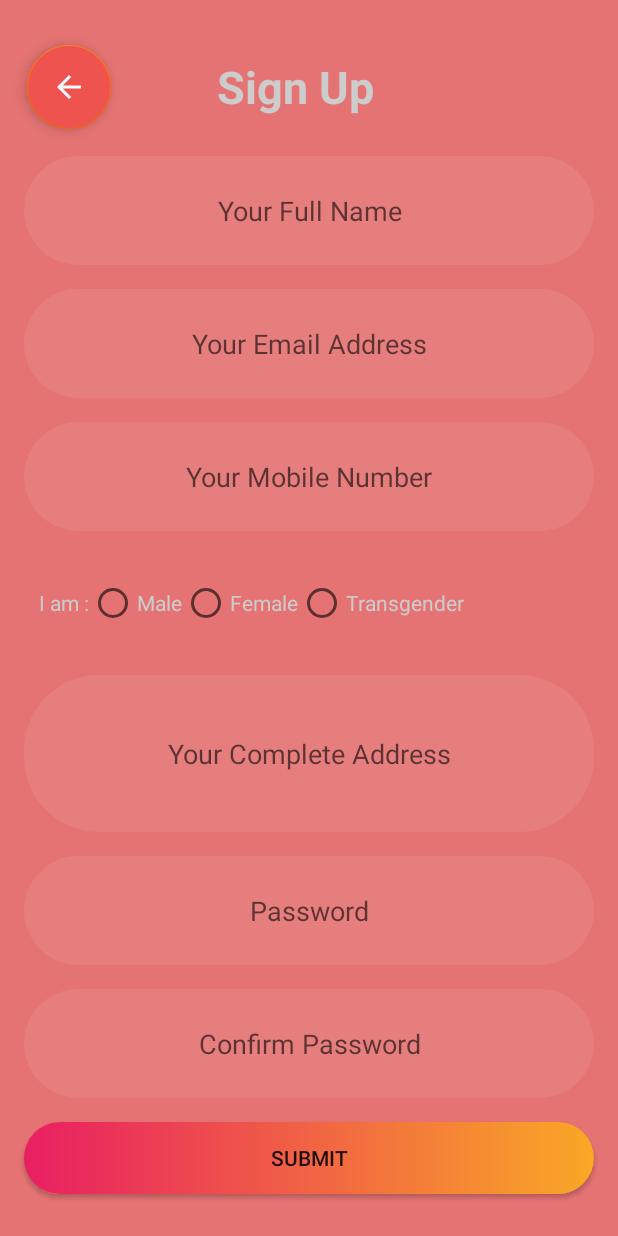
After one commit to Ranger12021999/Darshan_1, an Android app: the SignInActivity screen opened directly, with no data from a screen before it, on a phone screen of 412 x 824 dp. The commit adds this screen. Run offline under Robolectric (Android 15) with nearby library versions, the phone set to English and light mode, and no system bars.

Commit message:
4/jun SignIn activity Completed

```diff
--- a/app/src/main/AndroidManifest.xml
+++ b/app/src/main/AndroidManifest.xml
@@ -13,7 +13,8 @@
         android:roundIcon="@mipmap/ic_launcher_round"
         android:supportsRtl="true"
         android:theme="@style/AppTheme">
-        <activity android:name=".CabActivity"></activity>
+        <activity android:name=".SignInActivity"></activity>
+        <activity android:name=".CabActivity" />
         <activity android:name=".LoginActivity" />
         <activity
             android:name=".HelpActivity"
--- a/app/src/main/java/com/example/darshan_1/LoginActivity.java
+++ b/app/src/main/java/com/example/darshan_1/LoginActivity.java
@@ -12,7 +12,7 @@ import android.widget.Toast;
 
 public class LoginActivity extends AppCompatActivity {
 
-    Button btn_login;
+    Button btn_login,btn_signup,btn_newmember;
     EditText et_email,et_password;
     TextView tv_skip,tv_forgot,tv_remember;
     CheckBox checkBox;
@@ -25,6 +25,8 @@ public class LoginActivity extends AppCompatActivity {
         setContentView(R.layout.activity_login);
 
         btn_login=findViewById(R.id.proceed);
+        btn_signup=findViewById(R.id.signup);
+        btn_newmember=findViewById(R.id.newmember);
         tv_skip=findViewById(R.id.skip);
         tv_forgot=findViewById(R.id.textview_forgot);
         tv_remember=findViewById(R.id.remember);
@@ -53,7 +55,20 @@ public class LoginActivity extends AppCompatActivity {
             }
         });
 
+        btn_signup.setOnClickListener(new View.OnClickListener() {
+            @Override
+            public void onClick(View v) {
+                Intent intent= new Intent(LoginActivity.this,SignInActivity.class);
+                startActivity(intent);
+            }
+        });
 
+        btn_newmember.setOnClickListener(new View.OnClickListener() {
+            @Override
+            public void onClick(View v) {
+                Toast.makeText(LoginActivity.this, "Abhi Nahi Bana Ye Kuch Aur Try kar", Toast.LENGTH_SHORT).show();
+            }
+        });
 
     }
 }
--- /dev/null
+++ b/app/src/main/java/com/example/darshan_1/SignInActivity.java
@@ -0,0 +1,81 @@
+package com.example.darshan_1;
+
+import android.content.Intent;
+import android.support.design.widget.FloatingActionButton;
+import android.support.v7.app.AppCompatActivity;
+import android.os.Bundle;
+import android.view.View;
+import android.widget.Button;
+import android.widget.EditText;
+import android.widget.RadioButton;
+import android.widget.Toast;
+
+public class SignInActivity extends AppCompatActivity {
+
+    Button btn_submit;
+    FloatingActionButton btn_back;
+    EditText fullName,eMail,mobile,Address,password,passwordR;
+    RadioButton rb_male,rb_female,rb_trans;
+    String strName,stremail,strmobile,strAddess,strPassword,strPasswordr;
+
+
+    @Override
+    protected void onCreate(Bundle savedInstanceState) {
+        super.onCreate(savedInstanceState);
+        setContentView(R.layout.activity_sign_in);
+
+        //Finding Id
+        btn_submit=findViewById(R.id.btn_submit);
+        btn_back=findViewById(R.id.back_btn);
+        fullName=findViewById(R.id.full_name);
+        eMail=findViewById(R.id.new_email);
+        Address=findViewById(R.id.new_address);
+        mobile=findViewById(R.id.new_mobile);
+        password=findViewById(R.id.new_password);
+        passwordR=findViewById(R.id.new_repeatPassword);
+        rb_male=findViewById(R.id.male);
+        rb_female=findViewById(R.id.female);
+        rb_trans=findViewById(R.id.trans);
+
+        //ClickListener
+        btn_back.setOnClickListener(new View.OnClickListener() {
+            @Override
+            public void onClick(View v) {
+                SignInActivity.super.onBackPressed();
+
+            }
+        });
+
+        btn_submit.setOnClickListener(new View.OnClickListener() {
+            @Override
+            public void onClick(View v) {
+
+                strName=fullName.getText().toString();
+                stremail=eMail.getText().toString();
+                strAddess=Address.getText().toString();
+                strmobile=mobile.getText().toString();
+                strPassword=password.getText().toString();
+                strPasswordr=passwordR.getText().toString();
+
+                if(strName.equals("")||stremail.equals("")||strAddess.equals("")||strmobile.equals("")||strPasswordr.equals("")||strPassword.equals(""))
+                {
+                    Toast.makeText(SignInActivity.this, "Please Give All Information", Toast.LENGTH_SHORT).show();
+                    fullName.setText("");eMail.setText("");mobile.setText("");Address.setText("");password.setText("");passwordR.setText("");
+
+                }
+                else if(!(rb_male.isChecked()||rb_female.isChecked()||rb_trans.isChecked()))
+                {
+                    Toast.makeText(SignInActivity.this, "Gender to bta de ", Toast.LENGTH_SHORT).show();
+                }
+                else
+                {
+                    Toast.makeText(SignInActivity.this, "Abhi Backend Nahi bna iska but That's Fine", Toast.LENGTH_SHORT).show();
+                    Intent intent=new Intent(SignInActivity.this,HomeActivity.class);
+                    startActivity(intent);
+                }
+
+
+            }
+        });
+    }
+}
--- a/app/src/main/res/layout/activity_login.xml
+++ b/app/src/main/res/layout/activity_login.xml
@@ -38,6 +38,7 @@
         android:background="@drawable/bubble"
         android:gravity="center_vertical"
         android:hint="   Email"
+        android:padding="8dp"
         android:textColor="#ffffff"
         app:layout_constraintEnd_toEndOf="parent"
         app:layout_constraintHorizontal_bias="0.5"
@@ -47,23 +48,24 @@
     <EditText
         android:id="@+id/edit_password"
         android:layout_width="300dp"
-        android:elevation="40dp"
         android:layout_height="56dp"
         android:layout_gravity="center_horizontal"
         android:layout_marginStart="8dp"
         android:layout_marginLeft="8dp"
-        android:layout_marginTop="204dp"
+        android:layout_marginTop="36dp"
         android:layout_marginEnd="8dp"
         android:layout_marginRight="8dp"
         android:background="@drawable/bubble"
+        android:elevation="40dp"
         android:gravity="center_vertical"
         android:hint="   Password"
         android:inputType="textWebPassword"
+        android:padding="8dp"
         android:textColor="#ffffff"
         app:layout_constraintEnd_toEndOf="parent"
         app:layout_constraintHorizontal_bias="0.5"
         app:layout_constraintStart_toStartOf="parent"
-        app:layout_constraintTop_toTopOf="parent" />
+        app:layout_constraintTop_toBottomOf="@+id/edit_email" />
 
     <TextView
         android:id="@+id/textview_forgot"
@@ -85,10 +87,9 @@
         android:layout_height="wrap_content"
         android:layout_marginStart="108dp"
         android:layout_marginLeft="108dp"
-        android:layout_marginTop="88dp"
+        android:layout_marginTop="46dp"
         android:elevation="40dp"
-        android:layout_marginBottom="178dp"
-        app:layout_constraintBottom_toTopOf="@+id/proceed"
+        app:layout_constraintEnd_toStartOf="@+id/remember"
         app:layout_constraintStart_toStartOf="parent"
         app:layout_constraintTop_toBottomOf="@+id/edit_password" />
 
@@ -96,34 +97,63 @@
         android:id="@+id/remember"
         android:layout_width="wrap_content"
         android:layout_height="wrap_content"
-        android:layout_marginTop="66dp"
+        android:layout_marginTop="50dp"
         android:layout_marginEnd="131dp"
         android:layout_marginRight="131dp"
-        android:layout_marginBottom="185dp"
         android:text="Remember Me"
         android:textSize="15dp"
-        app:layout_constraintBottom_toTopOf="@+id/proceed"
         app:layout_constraintEnd_toEndOf="parent"
         app:layout_constraintStart_toEndOf="@+id/checkbox_remember"
-        app:layout_constraintTop_toBottomOf="@+id/textview_forgot" />
+        app:layout_constraintTop_toBottomOf="@+id/edit_password" />
 
     <Button
         android:id="@+id/proceed"
         android:layout_width="300dp"
         android:layout_height="wrap_content"
-        android:layout_marginTop="179dp"
+        android:layout_marginStart="8dp"
+        android:layout_marginLeft="8dp"
+        android:layout_marginTop="200dp"
+        android:layout_marginEnd="8dp"
+        android:layout_marginRight="8dp"
         android:background="@drawable/btn_getstarted_background"
         android:clickable="true"
+        android:elevation="40dp"
         android:focusable="true"
+        android:shadowColor="@color/active_dark"
         android:text="Login"
-        android:shadowColor="@color/active_dark"
-        android:elevation="40dp"
         android:textColor="@color/txtPrimary"
         android:textSize="20sp"
         app:layout_constraintEnd_toEndOf="parent"
-        app:layout_constraintHorizontal_bias="0.594"
+        app:layout_constraintHorizontal_bias="0.493"
         app:layout_constraintStart_toStartOf="parent"
-        app:layout_constraintTop_toBottomOf="@+id/checkbox_remember" />
+        app:layout_constraintTop_toBottomOf="@+id/edit_password" />
+
+    <Button
+        android:id="@+id/signup"
+        android:layout_width="200dp"
+        android:layout_height="wrap_content"
+       android:layout_margin="10dp"
+        android:background="@drawable/btn_getstarted_background"
+        android:gravity="center"
+        android:textColor="@color/white"
+        android:text="SignUp"
+        app:layout_constraintEnd_toEndOf="parent"
+        app:layout_constraintStart_toStartOf="parent"
+        app:layout_constraintTop_toBottomOf="@+id/proceed" />
+
+    <Button
+        android:id="@+id/newmember"
+        android:layout_width="200dp"
+        android:layout_height="wrap_content"
+        android:layout_margin="10dp"
+        android:layout_marginTop="10dp"
+        android:background="@drawable/btn_getstarted_background"
+        android:gravity="center"
+        android:text="Became A New Member"
+        android:textColor="@color/white"
+        app:layout_constraintEnd_toEndOf="parent"
+        app:layout_constraintStart_toStartOf="parent"
+        app:layout_constraintTop_toBottomOf="@+id/signup" />
 
 
 </android.support.constraint.ConstraintLayout>
--- /dev/null
+++ b/app/src/main/res/layout/activity_sign_in.xml
@@ -0,0 +1,213 @@
+<?xml version="1.0" encoding="utf-8"?>
+<android.support.constraint.ConstraintLayout xmlns:android="http://schemas.android.com/apk/res/android"
+    xmlns:app="http://schemas.android.com/apk/res-auto"
+    xmlns:tools="http://schemas.android.com/tools"
+    android:layout_width="match_parent"
+    android:layout_height="match_parent"
+    android:background="@color/red_300"
+    tools:context=".SignInActivity">
+
+    <LinearLayout
+        android:layout_width="match_parent"
+        android:layout_height="0dp"
+        android:orientation="vertical"
+        android:layout_marginStart="8dp"
+        android:layout_marginLeft="8dp"
+        android:layout_marginTop="20dp"
+        android:layout_marginEnd="8dp"
+        android:layout_marginRight="8dp"
+        android:layout_marginBottom="20dp"
+        app:layout_constraintBottom_toBottomOf="parent"
+        app:layout_constraintEnd_toEndOf="parent"
+        app:layout_constraintHorizontal_bias="0.0"
+        app:layout_constraintStart_toStartOf="parent"
+        app:layout_constraintTop_toTopOf="parent"
+        app:layout_constraintVertical_bias="1.0">
+
+        <LinearLayout
+            android:layout_width="match_parent"
+            android:layout_height="wrap_content"
+            android:orientation="horizontal">
+
+        <android.support.design.widget.FloatingActionButton
+            android:id="@+id/back_btn"
+            android:layout_width="wrap_content"
+            android:layout_height="wrap_content"
+            android:padding="8dp"
+            android:layout_margin="10dp"
+            android:background="@color/red_400"
+            android:backgroundTint="@color/red_400"
+            app:srcCompat="@drawable/ic_arrow_back" />
+
+            <TextView
+                android:layout_width="205dp"
+                android:layout_height="match_parent"
+                android:layout_gravity="center"
+                android:layout_margin="10dp"
+                android:gravity="center"
+                android:text="Sign Up"
+                android:textColor="@color/grey_20"
+                android:textSize="30dp"
+                android:textStyle="bold" />
+
+        </LinearLayout>
+
+        <EditText
+            android:id="@+id/full_name"
+            android:layout_width="match_parent"
+            android:layout_height="wrap_content"
+            android:gravity="center"
+            android:hint="Your Full Name"
+            android:layout_weight="1"
+            android:layout_margin="8dp"
+            android:textColor="@color/white"
+            android:background="@drawable/bubble"
+            android:backgroundTintMode="add"
+            android:focusedByDefault="false"
+            android:inputType="text"
+            android:padding="8dp"/>
+
+        <EditText
+            android:id="@+id/new_email"
+            android:layout_width="match_parent"
+            android:layout_height="wrap_content"
+            android:gravity="center"
+            android:hint="Your Email Address"
+            android:layout_margin="8dp"
+            android:layout_weight="1"
+            android:textColor="@color/white"
+            android:background="@drawable/bubble"
+            android:backgroundTintMode="add"
+            android:focusedByDefault="false"
+            android:inputType="textEmailAddress"
+            android:padding="8dp"/>
+
+        <EditText
+            android:id="@+id/new_mobile"
+            android:layout_width="match_parent"
+            android:layout_height="wrap_content"
+            android:gravity="center"
+            android:hint="Your Mobile Number"
+            android:layout_margin="8dp"
+            android:textColor="@color/white"
+            android:layout_weight="1"
+            android:background="@drawable/bubble"
+            android:backgroundTintMode="add"
+            android:focusedByDefault="false"
+            android:inputType="number|phone"
+            android:padding="8dp"/>
+
+        <LinearLayout
+            android:layout_width="match_parent"
+            android:layout_height="wrap_content"
+            android:layout_weight="1"
+            android:layout_margin="8dp"
+            android:orientation="horizontal">
+
+            <TextView
+                android:layout_width="wrap_content"
+                android:layout_height="match_parent"
+                android:text="I am :"
+                android:layout_gravity="center"
+                android:gravity="center"
+                android:layout_marginLeft="10dp"
+                android:textColor="@color/grey_20"/>
+
+            <!--<RadioButton-->
+                <!--android:layout_width="wrap_content"-->
+                <!--android:layout_height="match_parent" -->
+                <!--android:text="Male"-->
+                <!--android:textColor="@color/grey_20"-->
+                <!--android:textSize="20dp"-->
+                <!--android:layout_weight="1"-->
+                <!--android:layout_margin="8dp"/>-->
+
+            <RadioGroup
+                android:layout_width="wrap_content"
+                android:layout_height="match_parent"
+                android:orientation="horizontal">
+
+                <RadioButton
+                    android:id="@+id/male"
+                    android:layout_width="wrap_content"
+                    android:layout_height="match_parent"
+                    android:text="Male"
+                    android:layout_weight="1"
+                    android:textColor="@color/grey_20"/>
+
+                <RadioButton
+                    android:id="@+id/female"
+                    android:layout_width="wrap_content"
+                    android:layout_height="match_parent"
+                    android:text="Female"
+                    android:layout_weight="1"
+                    android:textColor="@color/grey_20"/>
+
+                <RadioButton
+                    android:id="@+id/trans"
+                    android:layout_width="wrap_content"
+                    android:layout_height="match_parent"
+                    android:text="Transgender"
+                    android:layout_weight="1"
+                    android:textColor="@color/grey_20"/>
+
+            </RadioGroup>
+
+
+
+        </LinearLayout>
+
+        <EditText
+            android:id="@+id/new_address"
+            android:layout_width="match_parent"
+            android:layout_height="wrap_content"
+            android:gravity="center"
+            android:textColor="@color/white"
+            android:hint="Your Complete Address"
+            android:layout_weight="2"
+            android:layout_margin="8dp"
+            android:background="@drawable/bubble"
+            android:backgroundTintMode="add"
+            android:focusedByDefault="false"
+            android:padding="8dp"/>
+
+        <EditText
+            android:id="@+id/new_password"
+            android:layout_width="match_parent"
+            android:layout_height="wrap_content"
+            android:gravity="center"
+            android:hint="Password"
+            android:layout_margin="8dp"
+            android:layout_weight="1"
+            android:inputType="textPassword"
+            android:background="@drawable/bubble"
+            android:backgroundTintMode="add"
+            android:focusedByDefault="false"
+            android:padding="8dp"/>
+
+        <EditText
+            android:id="@+id/new_repeatPassword"
+            android:layout_width="match_parent"
+            android:layout_height="wrap_content"
+            android:gravity="center"
+            android:hint="Confirm Password"
+            android:layout_weight="1"
+            android:layout_margin="8dp"
+            android:background="@drawable/bubble"
+            android:backgroundTintMode="add"
+            android:focusedByDefault="false"
+            android:padding="8dp"/>
+
+        <Button
+            android:id="@+id/btn_submit"
+            android:layout_width="match_parent"
+            android:layout_height="wrap_content"
+            android:layout_gravity="center"
+            android:gravity="center"
+            android:text="Submit"
+            android:layout_margin="8dp"
+            android:background="@drawable/btn_getstarted_background"/>
+
+    </LinearLayout>
+
+</android.support.constraint.ConstraintLayout>
```
